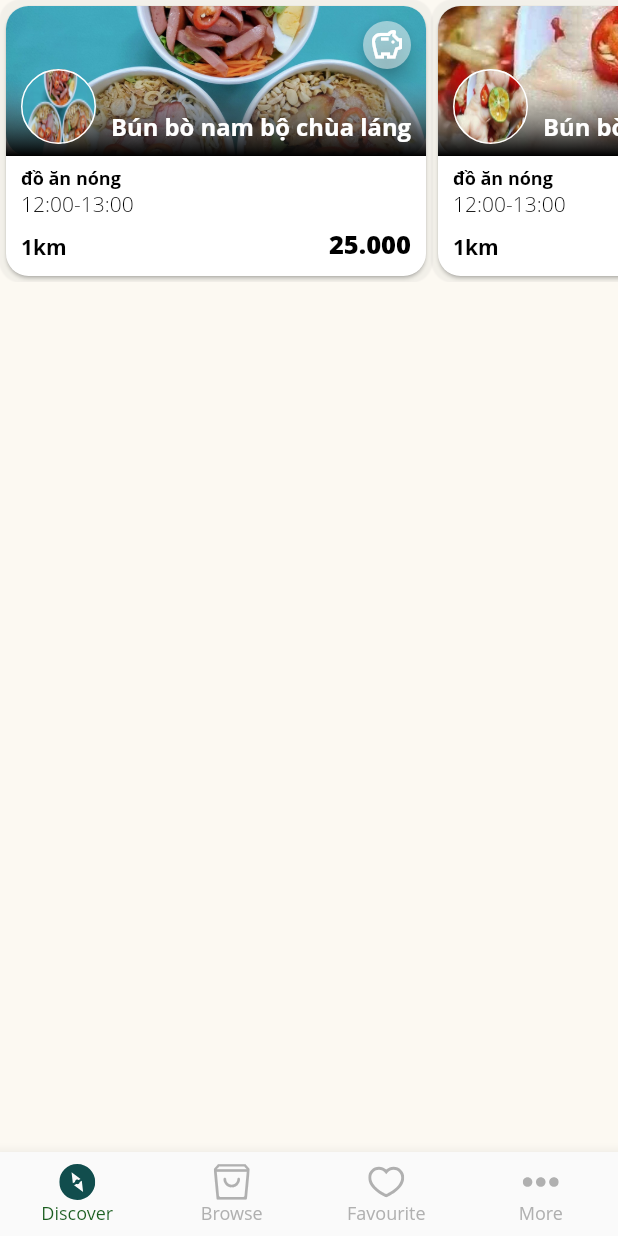
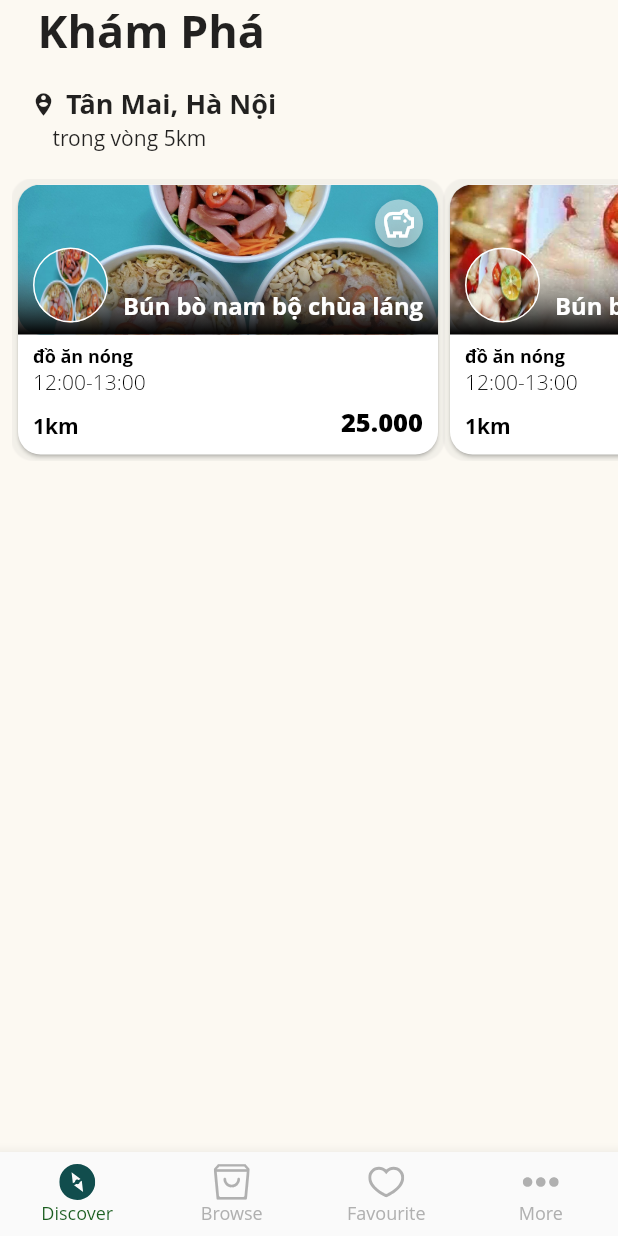
Before and after one commit to bigpuppycat/app_dat_do, a Flutter app: the screen it shows after launch, on a phone screen of 412 x 824 dp. Run offline on Flutter 3.47's test engine with Material 2 defaults, Android fonts, the light colour scheme and no system bars; our stand-ins replace flutter_svg; Roboto replaces fonts that are missing (Open Sans).

Commit message:
Tiếp tục hoàn thiện trang discover
add text Khám phá và nút địa chỉ

```diff
--- a/lib/discover/component/body.dart
+++ b/lib/discover/component/body.dart
@@ -12,7 +12,62 @@ class Body extends StatelessWidget {
       child: SingleChildScrollView(
         child: Column(
           children: <Widget>[
-            PopularProducts(),
+            Container(
+              padding: EdgeInsets.only(left: 25.0),
+              alignment: Alignment.centerLeft,
+              child: const Text(
+                'Khám Phá',
+                style: TextStyle(
+                  fontWeight: FontWeight.bold,
+                  fontSize: 30,
+                ),
+              ),
+            ),
+            const SizedBox(
+              height: 16,
+            ),
+            Container(
+              padding: EdgeInsets.only(
+                left: 20.0,
+              ),
+              alignment: Alignment.centerLeft,
+              child: Row(
+                mainAxisSize: MainAxisSize.min,
+                children: const [
+                  Padding(
+                    padding: EdgeInsets.only(right: 6.0),
+                    child: Icon(
+                      Icons.person_pin_circle,
+                      size: 18,
+                    ),
+                  ),
+                  Text(
+                    'Tân Mai, Hà Nội',
+                    style: TextStyle(
+                      fontWeight: FontWeight.bold,
+                      fontSize: 18,
+                    ),
+                  ),
+                  SizedBox(
+                    width: 200,
+                  ),
+                ], //ụt
+              ),
+            ),
+            Container(
+              padding: EdgeInsets.only(left: 35.0, bottom: 18),
+              alignment: Alignment.centerLeft,
+              child: const Text(
+                'trong vòng 5km',
+                style: TextStyle(
+                  fontSize: 14,
+                ),
+              ),
+            ),
+            Padding(
+              padding: const EdgeInsets.only(left: 8.0),
+              child: PopularProducts(),
+            ),
           ],
         ),
       ),
--- a/lib/more/component/body.dart
+++ b/lib/more/component/body.dart
@@ -19,7 +19,7 @@ class Body extends StatelessWidget {
                     'More',
                     style: TextStyle(
                       fontWeight: FontWeight.bold,
-                      fontSize: 36,
+                      fontSize: 30,
                     ),
                   ),
                 ),
```
